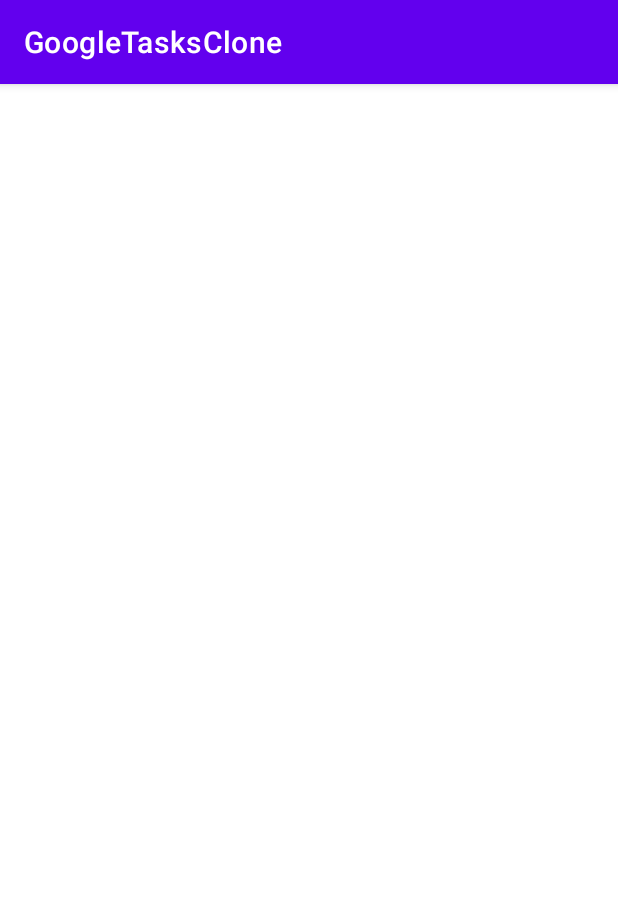
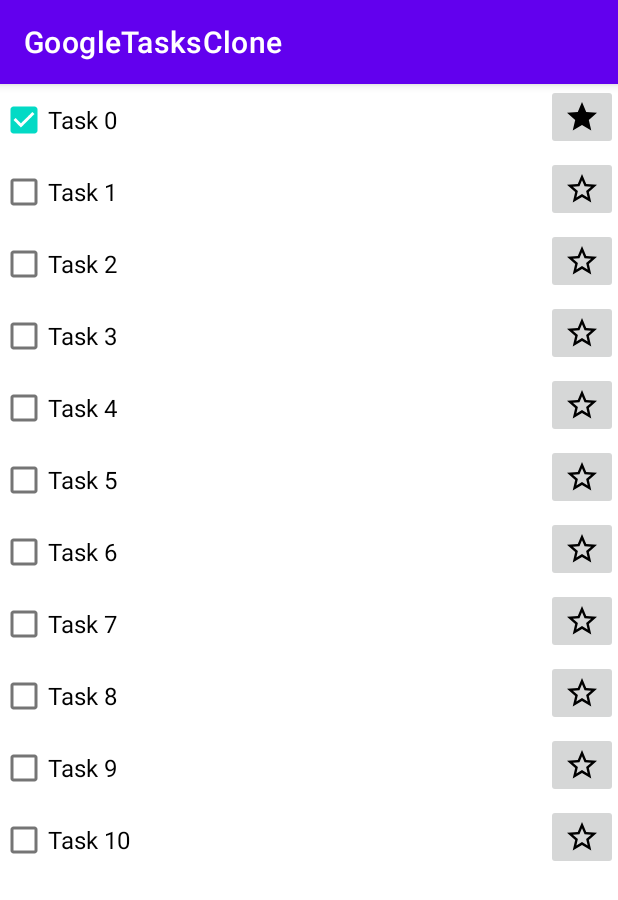
Before and after one commit to Ru6en11/To-Do-clone-Google-Tasks, an Android app: the screen it shows after launch (MainActivity), on a phone screen of 412 x 824 dp. Shown: the top 900 px of the screen. Run offline under Robolectric (Android 15) with nearby library versions, the phone set to English and light mode, and no system bars.

Commit message:
add: recycler view for tasks

```diff
--- a/app/src/main/java/com/example/googletasksclone/MainActivity.kt
+++ b/app/src/main/java/com/example/googletasksclone/MainActivity.kt
@@ -2,15 +2,39 @@ package com.example.googletasksclone
 
 import androidx.appcompat.app.AppCompatActivity
 import android.os.Bundle
+import androidx.recyclerview.widget.LinearLayoutManager
 import com.example.googletasksclone.databinding.ActivityMainBinding
 
 class MainActivity : AppCompatActivity() {
 
     lateinit var binding: ActivityMainBinding
 
+    private var adapter = TasksAdapter()
+
     override fun onCreate(savedInstanceState: Bundle?) {
         super.onCreate(savedInstanceState)
         binding = ActivityMainBinding.inflate(layoutInflater)
         setContentView(binding.root)
+
+        initRecyclerView()
+        fetchData()
     }
+
+    private fun initRecyclerView() {
+        val layoutManager = LinearLayoutManager(this)
+        binding.recyclerView.layoutManager = layoutManager
+        binding.recyclerView.adapter = adapter
+    }
+
+    private fun fetchData() {
+        val tasks = mutableListOf<Task>()
+        tasks.add(Task(true, "Task 0", true))
+        for (i in 1..10) {
+            tasks.add(
+                Task(false, "Task $i", false)
+            )
+        }
+        adapter.tasks = tasks
+    }
+
 }
--- /dev/null
+++ b/app/src/main/java/com/example/googletasksclone/Task.kt
@@ -0,0 +1,7 @@
+package com.example.googletasksclone
+
+data class Task(
+    val isCompleted: Boolean,
+    val text: String,
+    val isFavourite: Boolean
+)
--- /dev/null
+++ b/app/src/main/java/com/example/googletasksclone/TasksAdapter.kt
@@ -0,0 +1,47 @@
+package com.example.googletasksclone
+
+import android.view.LayoutInflater
+import android.view.View
+import android.view.ViewGroup
+import androidx.recyclerview.widget.RecyclerView
+import com.example.googletasksclone.databinding.TaskItemBinding
+
+class TasksAdapter : RecyclerView.Adapter<TasksAdapter.TasksViewHolder>() {
+
+    var tasks: List<Task> = mutableListOf()
+            set(newValue) {
+                if (newValue != field) {
+                    field = newValue
+                    notifyDataSetChanged()
+                }
+            }
+
+    class TasksViewHolder(view: View) : RecyclerView.ViewHolder(view) {
+
+        private val binding = TaskItemBinding.bind(view)
+
+        fun bind(task: Task) {
+            binding.isCompletedCheckBox.isChecked = task.isCompleted
+            binding.isCompletedCheckBox.text = task.text
+
+            val imageRes = if (task.isFavourite) R.drawable.ic_star else R.drawable.ic_star_border
+            binding.isFavouriteImageButton.setImageResource(imageRes)
+
+        }
+
+    }
+
+    override fun onCreateViewHolder(parent: ViewGroup, viewType: Int): TasksViewHolder {
+
+        val view = LayoutInflater.from(parent.context).inflate(R.layout.task_item, parent, false)
+        return TasksViewHolder(view)
+
+    }
+
+    override fun onBindViewHolder(holder: TasksViewHolder, position: Int) {
+        holder.bind(tasks[position])
+    }
+
+    override fun getItemCount(): Int = tasks.size
+
+}
--- /dev/null
+++ b/app/src/main/res/drawable/ic_star.xml
@@ -0,0 +1,5 @@
+<vector android:height="24dp" android:tint="#000000"
+    android:viewportHeight="24" android:viewportWidth="24"
+    android:width="24dp" xmlns:android="http://schemas.android.com/apk/res/android">
+    <path android:fillColor="@android:color/white" android:pathData="M12,17.27L18.18,21l-1.64,-7.03L22,9.24l-7.19,-0.61L12,2 9.19,8.63 2,9.24l5.46,4.73L5.82,21z"/>
+</vector>
--- /dev/null
+++ b/app/src/main/res/drawable/ic_star_border.xml
@@ -0,0 +1,5 @@
+<vector android:height="24dp" android:tint="#000000"
+    android:viewportHeight="24" android:viewportWidth="24"
+    android:width="24dp" xmlns:android="http://schemas.android.com/apk/res/android">
+    <path android:fillColor="@android:color/white" android:pathData="M22,9.24l-7.19,-0.62L12,2 9.19,8.63 2,9.24l5.46,4.73L5.82,21 12,17.27 18.18,21l-1.63,-7.03L22,9.24zM12,15.4l-3.76,2.27 1,-4.28 -3.32,-2.88 4.38,-0.38L12,6.1l1.71,4.04 4.38,0.38 -3.32,2.88 1,4.28L12,15.4z"/>
+</vector>
--- a/app/src/main/res/layout/activity_main.xml
+++ b/app/src/main/res/layout/activity_main.xml
@@ -1,18 +1,16 @@
 <?xml version="1.0" encoding="utf-8"?>
-<androidx.constraintlayout.widget.ConstraintLayout xmlns:android="http://schemas.android.com/apk/res/android"
+<LinearLayout
+    xmlns:android="http://schemas.android.com/apk/res/android"
     xmlns:app="http://schemas.android.com/apk/res-auto"
     xmlns:tools="http://schemas.android.com/tools"
     android:layout_width="match_parent"
     android:layout_height="match_parent"
-    tools:context=".MainActivity">
+    tools:context=".MainActivity"
+    android:orientation="vertical">
 
-    <TextView
-        android:layout_width="wrap_content"
-        android:layout_height="wrap_content"
-        android:text="Hello World!"
-        app:layout_constraintBottom_toBottomOf="parent"
-        app:layout_constraintEnd_toEndOf="parent"
-        app:layout_constraintStart_toStartOf="parent"
-        app:layout_constraintTop_toTopOf="parent" />
+    <androidx.recyclerview.widget.RecyclerView
+        android:id="@+id/recycler_view"
+        android:layout_width="match_parent"
+        android:layout_height="match_parent"/>
 
-</androidx.constraintlayout.widget.ConstraintLayout>
+</LinearLayout>
--- /dev/null
+++ b/app/src/main/res/layout/task_item.xml
@@ -0,0 +1,29 @@
+<?xml version="1.0" encoding="utf-8"?>
+<LinearLayout
+    xmlns:android="http://schemas.android.com/apk/res/android"
+    xmlns:tools="http://schemas.android.com/tools"
+    android:orientation="horizontal"
+    android:layout_width="match_parent"
+    android:layout_height="wrap_content">
+
+    <CheckBox
+        android:id="@+id/is_completed_check_box"
+        android:layout_width="wrap_content"
+        android:layout_height="wrap_content"
+        tools:text="task 1"
+        android:textSize="16sp"/>
+
+    <Space
+        android:layout_width="0dp"
+        android:layout_height="wrap_content"
+        android:layout_weight="1"/>
+
+
+    <ImageButton
+        android:id="@+id/is_favourite_image_button"
+        android:layout_width="wrap_content"
+        android:layout_height="wrap_content"
+        android:src="@drawable/ic_star_border"
+        android:contentDescription="@string/favourite_button"/>
+
+</LinearLayout>
--- a/app/src/main/res/values/strings.xml
+++ b/app/src/main/res/values/strings.xml
@@ -1,3 +1,4 @@
 <resources>
     <string name="app_name">GoogleTasksClone</string>
+    <string name="favourite_button">Favourite button</string>
 </resources>
```
